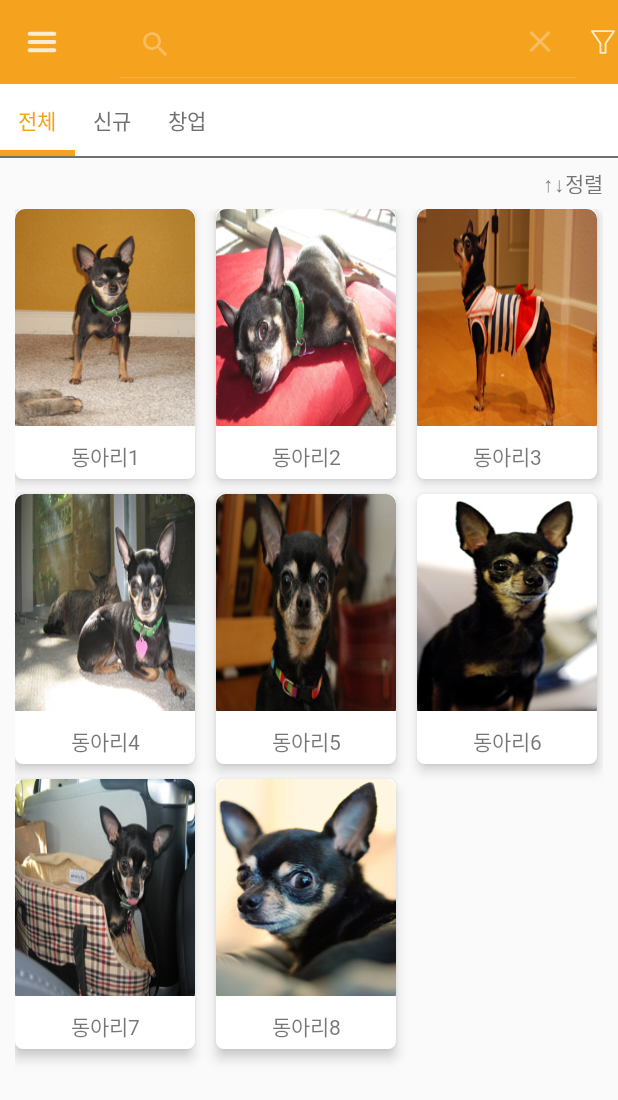
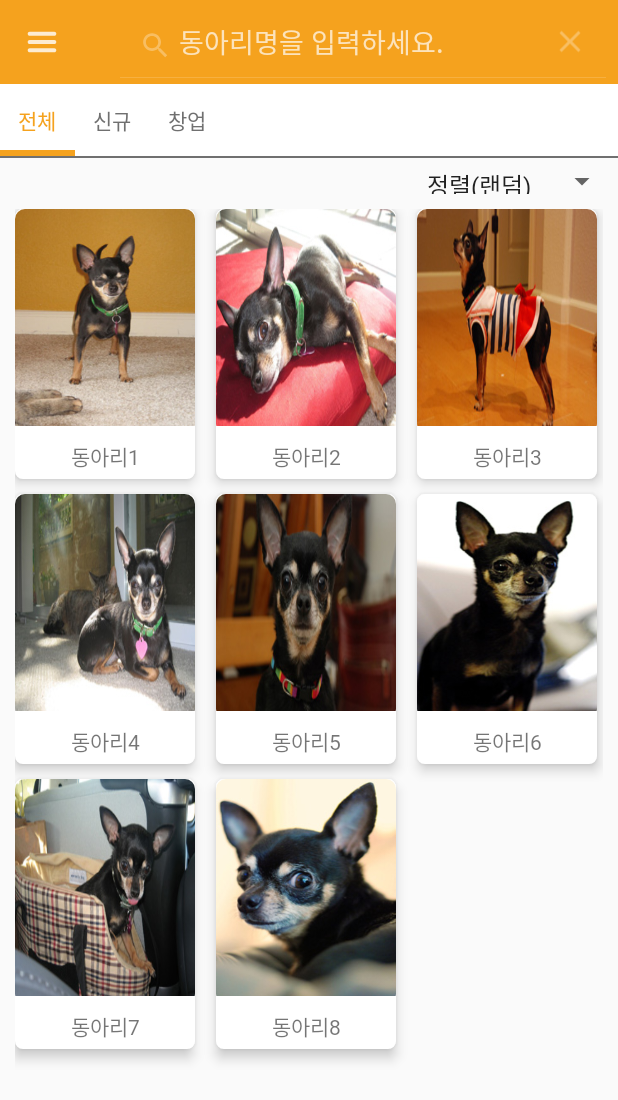
Before and after one commit to Posturn/AjouDong, an Android app: the UserNewClubListActivity screen opened directly, with no data from a screen before it, after a tap on "Search", on a phone screen of 412 x 824 dp. Shown: the top 1100 px of the screen. Run offline under Robolectric (Android 15) with nearby library versions, the phone set to English and light mode, and no system bars; Roboto replaces fonts that are not available here; 3 statements that could not run were skipped.

Commit message:
신규/소학회 필터 및 정렬 연결 부분 수정

```diff
--- a/AjoudongFE/app/src/main/java/com/example/ajoudongfe/UserMainActivity.java
+++ b/AjoudongFE/app/src/main/java/com/example/ajoudongfe/UserMainActivity.java
@@ -112,7 +112,7 @@ public class UserMainActivity extends AppCompatActivity {
         newclub.setOnTouchListener(new View.OnTouchListener() {
             @Override
             public boolean onTouch(View v, MotionEvent event) {
-                Intent intent = new Intent(getApplicationContext(), UserMainClubListActivity.class);
+                Intent intent = new Intent(getApplicationContext(), UserNewClubListActivity.class);
                 startActivity(intent);
                 return false;
             }
@@ -120,7 +120,7 @@ public class UserMainActivity extends AppCompatActivity {
 
         eventButton.setOnClickListener(new View.OnClickListener(){
             public void onClick(View v){
-                Intent intent = new Intent(getApplicationContext(), UserNewClubListActivity.class);
+                Intent intent = new Intent(getApplicationContext(), UserEventListActivity.class);
                 startActivity(intent);
             }
         });
--- a/AjoudongFE/app/src/main/java/com/example/ajoudongfe/UserNewClubListActivity.java
+++ b/AjoudongFE/app/src/main/java/com/example/ajoudongfe/UserNewClubListActivity.java
@@ -22,6 +22,7 @@ import android.widget.AdapterView;
 import android.widget.AdapterView.OnItemClickListener;
 import android.widget.Button;
 import android.widget.GridView;
+import android.widget.SearchView;
 import android.widget.Toast;
 
 import com.google.android.material.navigation.NavigationView;
@@ -195,16 +196,36 @@ public class UserNewClubListActivity extends AppCompatActivity {
                 return true;
             }
             case R.id.toolbarFilter:{
+                Intent intent = new Intent(getApplicationContext(), UserNewClubFilterActivity.class);
+                startActivity(intent);
                 return true;
             }
         }
         return super.onOptionsItemSelected(item);
     }
 
+
     @Override
     public boolean onCreateOptionsMenu(Menu menu) {
         MenuInflater menuInflater = getMenuInflater();
         menuInflater.inflate(R.menu.user_mainmenu, menu);
+        SearchView searchView = (SearchView)menu.findItem(R.id.toolbarSearch).getActionView();
+        searchView.setIconifiedByDefault(true);
+        searchView.setMaxWidth(Integer.MAX_VALUE);
+        searchView.setQueryHint("동아리명을 입력하세요.");
+        searchView.setBackgroundColor(255);
+        searchView.setOnQueryTextListener(new SearchView.OnQueryTextListener() {
+            @Override
+            public boolean onQueryTextSubmit(String s) {//검색 완료시
+                Toast.makeText(getApplicationContext(),"검색완료",Toast.LENGTH_SHORT).show();
+                return false;
+            }
+
+            @Override
+            public boolean onQueryTextChange(String s) { //검색어 입력시
+                return false;
+            }
+        });
         return super.onCreateOptionsMenu(menu);
     }
 }
--- a/AjoudongFE/app/src/main/res/layout/activity_user_new_club_list.xml
+++ b/AjoudongFE/app/src/main/res/layout/activity_user_new_club_list.xml
@@ -73,14 +73,18 @@
                 android:layout_height="147dp"
                 android:layout_weight="0.2">
 
-                <TextView
-                    android:id="@+id/textView4"
-                    android:layout_width="wrap_content"
+                <androidx.appcompat.widget.AppCompatSpinner
+                    android:layout_width="135dp"
                     android:layout_height="wrap_content"
-                    android:layout_marginEnd="10dp"
-                    android:text="↑↓정렬"
+                    android:layout_alignParentRight="true"
+                    android:entries="@array/clubsort"
+                    android:textSize="4sp"
+                    android:gravity="right"
+                    app:layout_constraintHorizontal_bias="1"
                     app:layout_constraintBottom_toBottomOf="parent"
-                    app:layout_constraintEnd_toEndOf="parent" />
+                    app:layout_constraintEnd_toEndOf="parent"
+                    app:layout_constraintStart_toStartOf="parent"
+                    app:layout_constraintTop_toTopOf="parent" />
             </androidx.constraintlayout.widget.ConstraintLayout>
 
             <GridView
```
Also changed, not shown: AjoudongFE/app/src/main/java/com/example/ajoudongfe/UserMajorClubListActivity.java (+20 -0 lines), AjoudongFE/app/src/main/java/com/example/ajoudongfe/UserMajorSelectActivity.java (+0 -13 lines), AjoudongFE/app/src/main/res/layout/activity_user_major_club_list.xml (+10 -6 lines).
